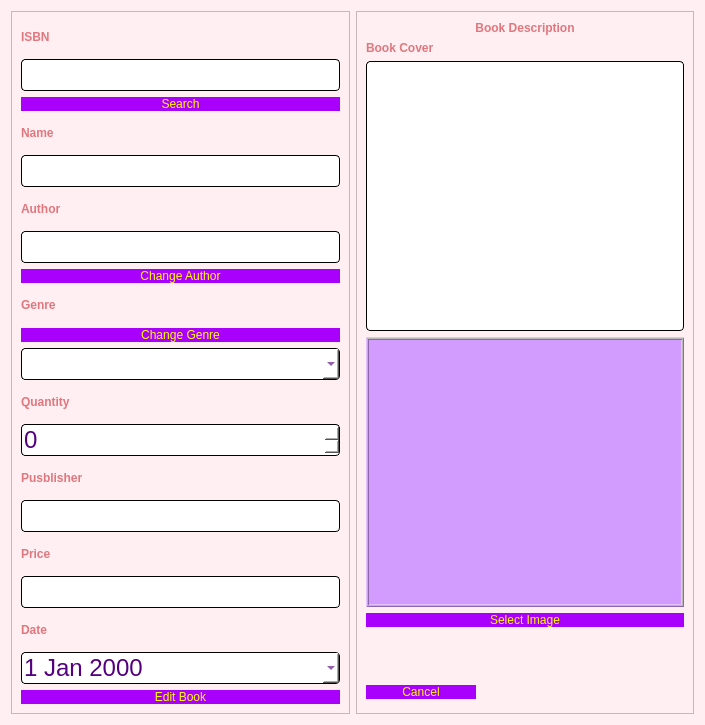
The window that editBook.ui (salmajaghoua23/Library) describes before a commit, drawn with Qt 5.
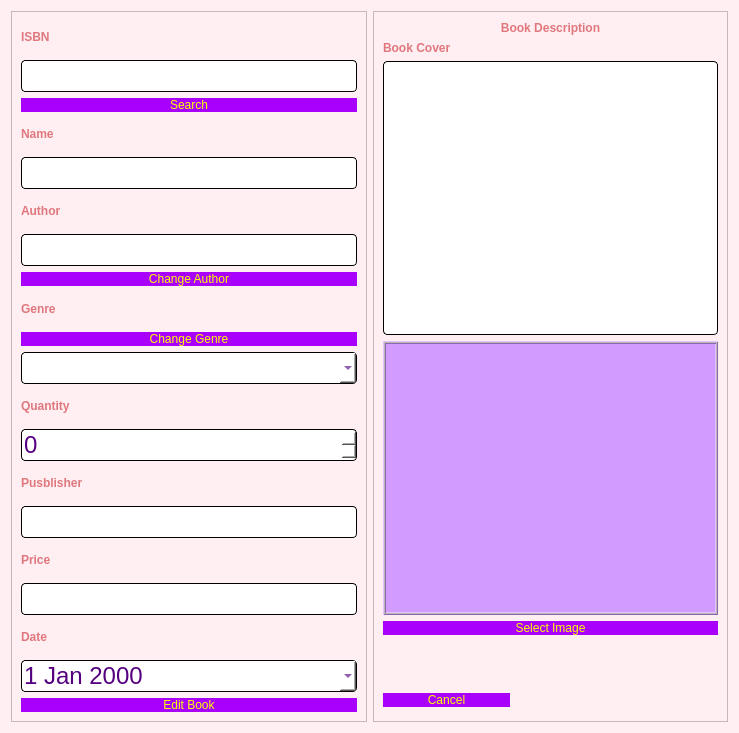
The same window after the commit.

Patch:
```diff
--- a/editBook.ui
+++ b/editBook.ui
@@ -6,8 +6,8 @@
    <rect>
     <x>0</x>
     <y>0</y>
-    <width>705</width>
-    <height>725</height>
+    <width>739</width>
+    <height>733</height>
    </rect>
   </property>
   <property name="windowTitle">
```
